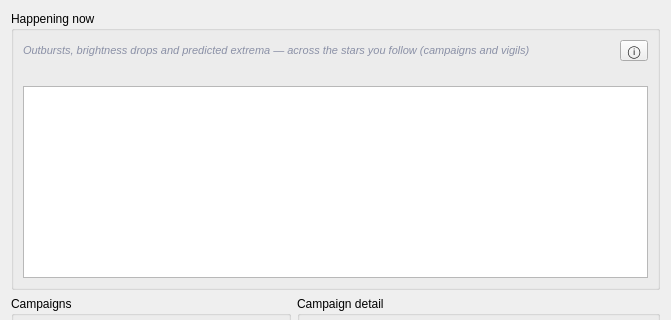
This is nightscribe/gui/ui/campaigns_tab.ui in irydeo/nightscribe as Qt 5 draws it before an edit; both pictures show x 0 to 671 and y 0 to 320 of the 671 by 730 pixel window. The edited form follows.
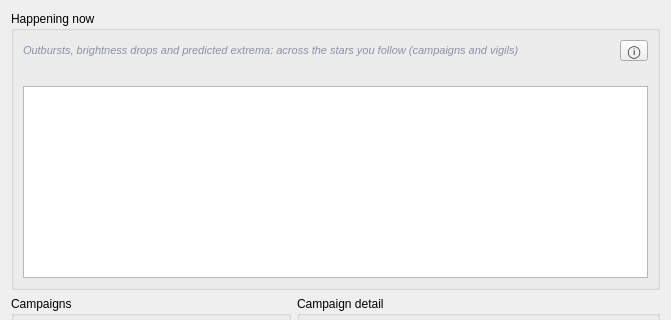
This is the edited form.

Commit message:
docs: follow our own rule against the em dash where the user reads it
AGENTS.md states the rule and violated it in its own prose and module tree.
The text the observer reads is now clean too: the guide (docs/user) and the
interface strings (.ui) use ':' and ',' instead of the em dash, with a test
that holds both (a bare '—' placeholder is a UI glyph, not prose, and stays).
The code's comments keep their em dashes: that is history, and the rule is
about what the user reads.

The edit to the form file:
```diff
--- a/nightscribe/gui/ui/campaigns_tab.ui
+++ b/nightscribe/gui/ui/campaigns_tab.ui
@@ -12,7 +12,7 @@
        <layout class="QHBoxLayout" name="signalsScopeRow">
         <item>
          <widget class="QLabel" name="lbl_signals_scope">
-          <property name="text"><string>Outbursts, brightness drops and predicted extrema — across the stars you follow (campaigns and vigils)</string></property>
+          <property name="text"><string>Outbursts, brightness drops and predicted extrema: across the stars you follow (campaigns and vigils)</string></property>
           <property name="wordWrap"><bool>true</bool></property>
           <property name="styleSheet"><string>color: #8a90a6; font-style: italic; font-size: 11px;</string></property>
          </widget>
```
The commit also changes 9 other files.
